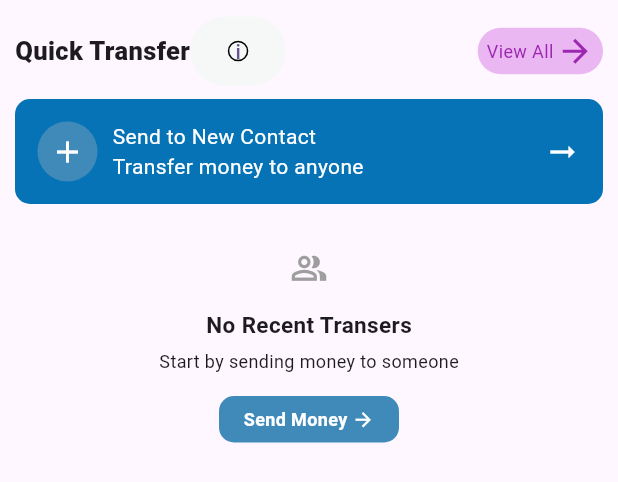
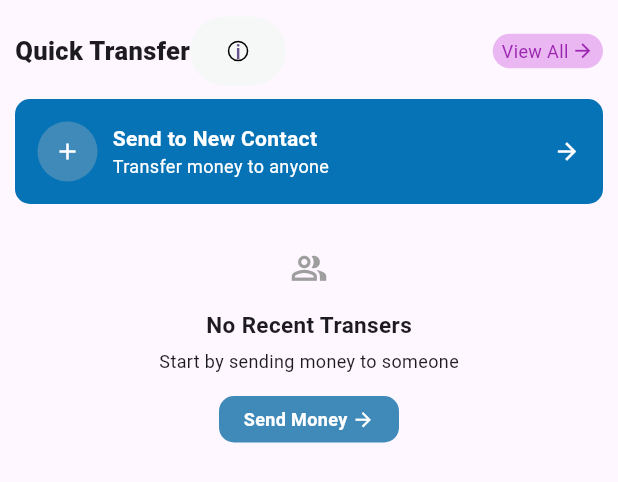
Before and after one commit to ukpongjoseph/DigiKlone, a Flutter app: the QuickTransfer widget shown alone on an empty page, opened directly, on a phone screen of 412 x 824 dp. Shown: the top 482 px of the screen. Run offline on Flutter 3.47's test engine with Material 3 defaults, Android fonts, the phone set to English and light mode, and no system bars; our stand-ins replace carousel_slider.

Commit message:
Resolved first page

```diff
--- a/lib/components/digi_savings.dart
+++ b/lib/components/digi_savings.dart
@@ -23,7 +23,7 @@ class _DigiSavingsState extends State<DigiSavings> {
         return AlertDialog(
           contentPadding: EdgeInsets.all(12.0),
           content: SizedBox(
-            height: 150.0,
+            height: 180.0,
             width: 180.0,
             child: Column(
               children: [
@@ -56,7 +56,7 @@ class _DigiSavingsState extends State<DigiSavings> {
                   textAlign: TextAlign.center,
                   style: TextStyle(fontWeight: FontWeight.w700, fontSize: isMobile ? 10 : 12),
                 ),
-                SizedBox(height: 5.0),
+                SizedBox(height: 20.0),
                 SizedBox(
                   width: double.infinity,
                   child: ElevatedButton(
--- a/lib/components/quick_transfer.dart
+++ b/lib/components/quick_transfer.dart
@@ -122,7 +122,7 @@ class _QuickTransferState extends State<QuickTransfer> {
                       Icon(
                         Icons.arrow_forward_outlined,
                         color: Colors.purple,
-                        size: isMobile ? 25 : 35,
+                        size: isMobile ? 15 : 25,
                       ),
                     ],
                   ),
@@ -158,7 +158,11 @@ class _QuickTransferState extends State<QuickTransfer> {
                               138,
                               184,
                             ),
-                            child: Icon(Icons.add, color: Colors.white),
+                            child: Icon(
+                              Icons.add,
+                              color: Colors.white,
+                              size: isMobile ? 18 : 25,
+                            ),
                           ),
                           SizedBox(width: spacing * 2),
                           Column(
@@ -167,12 +171,19 @@ class _QuickTransferState extends State<QuickTransfer> {
                               Text(
                                 "Send to New Contact",
                                 textAlign: TextAlign.start,
-                                style: TextStyle(color: Colors.white),
+                                style: TextStyle(
+                                  color: Colors.white,
+                                  fontSize: isMobile ? 14 : 18,
+                                  fontWeight: FontWeight.bold
+                                ),
                               ),
                               Text(
                                 "Transfer money to anyone",
                                 textAlign: TextAlign.start,
-                                style: TextStyle(color: Colors.white),
+                                style: TextStyle(
+                                  color: Colors.white,
+                                  fontSize: isMobile ? 12 : 14
+                                ),
                               ),
                             ],
                           ),
@@ -182,7 +193,11 @@ class _QuickTransferState extends State<QuickTransfer> {
                   ),
                   Row(
                     children: [
-                      Icon(Icons.arrow_right_alt, color: Colors.white),
+                      Icon(
+                        Icons.arrow_forward,
+                        color: Colors.white,
+                        size: isMobile ? 18 : 25,
+                      ),
                     ],
                   ),
                 ],
```
